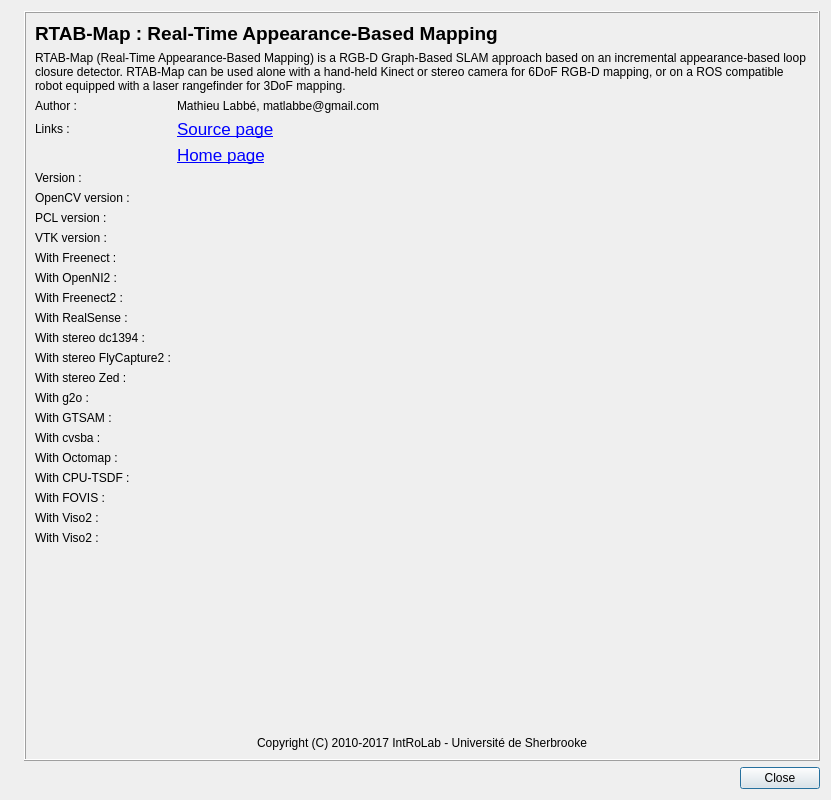
introlab/rtabmap, file guilib/src/ui/aboutDialog.ui: the form before one commit.
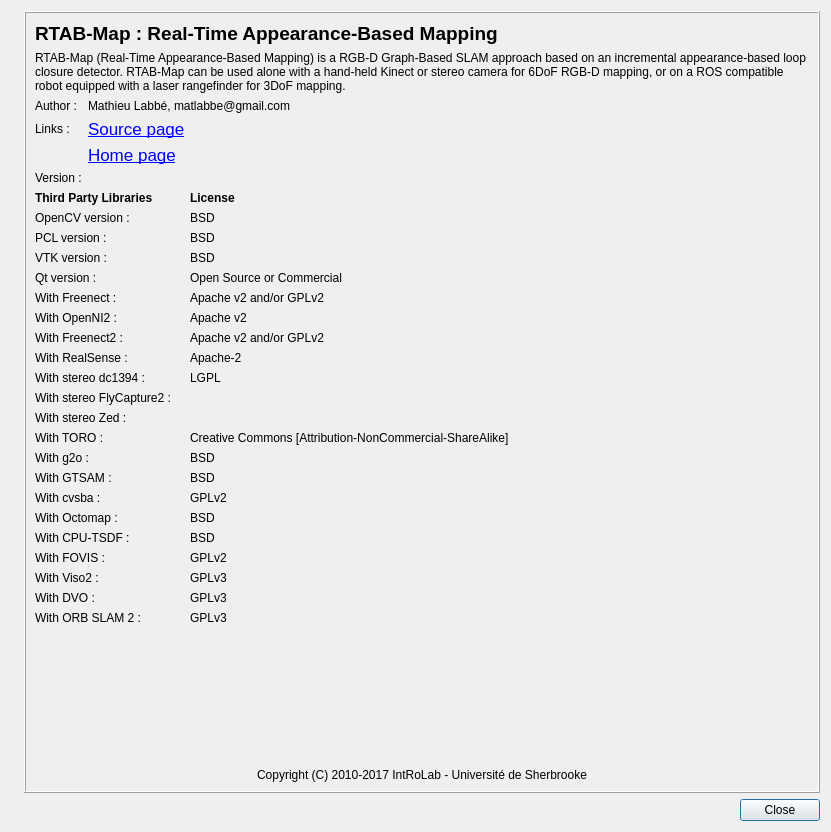
The form after the commit. Icons and pictures are not drawn.

Commit message: Integrated ORB_SLAM2 as an odometry approach Odom/Strategy=5.

```diff
--- a/guilib/src/ui/aboutDialog.ui
+++ b/guilib/src/ui/aboutDialog.ui
@@ -7,7 +7,7 @@
     <x>0</x>
     <y>0</y>
     <width>831</width>
-    <height>800</height>
+    <height>832</height>
    </rect>
   </property>
   <property name="sizePolicy">
@@ -82,21 +82,96 @@
         </item>
         <item>
          <layout class="QGridLayout" name="gridLayout" columnstretch="0,1">
-          <item row="23" column="0">
-           <widget class="QLabel" name="label_25">
+          <item row="0" column="0">
+           <widget class="QLabel" name="label_2">
             <property name="text">
-             <string>With FOVIS :</string>
+             <string>Author :</string>
             </property>
            </widget>
           </item>
-          <item row="3" column="0">
+          <item row="0" column="1">
+           <widget class="QLabel" name="label_8">
+            <property name="text">
+             <string>Mathieu Labbé, matlabbe@gmail.com</string>
+            </property>
+            <property name="alignment">
+             <set>Qt::AlignLeading|Qt::AlignLeft|Qt::AlignVCenter</set>
+            </property>
+           </widget>
+          </item>
+          <item row="1" column="0">
            <widget class="QLabel" name="label_4">
             <property name="text">
              <string>Links :</string>
             </property>
            </widget>
           </item>
-          <item row="9" column="1">
+          <item row="1" column="1">
+           <widget class="QLabel" name="label_HomePage_2">
+            <property name="text">
+             <string>&lt;!DOCTYPE HTML PUBLIC &quot;-//W3C//DTD HTML 4.0//EN&quot; &quot;http://www.w3.org/TR/REC-html40/strict.dtd&quot;&gt;
+&lt;html&gt;&lt;head&gt;&lt;meta name=&quot;qrichtext&quot; content=&quot;1&quot; /&gt;&lt;style type=&quot;text/css&quot;&gt;
+p, li { white-space: pre-wrap; }
+&lt;/style&gt;&lt;/head&gt;&lt;body style=&quot; font-family:'Lucida Grande'; font-size:13pt; font-weight:400; font-style:normal;&quot;&gt;
+&lt;p style=&quot; margin-top:0px; margin-bottom:0px; margin-left:0px; margin-right:0px; -qt-block-indent:0; text-indent:0px;&quot;&gt;&lt;a href=&quot;http://github.com/introlab/rtabmap&quot;&gt;&lt;span style=&quot; text-decoration: underline; color:#0000ff;&quot;&gt;Source page&lt;/span&gt;&lt;/a&gt;&lt;/p&gt;&lt;/body&gt;&lt;/html&gt;</string>
+            </property>
+            <property name="alignment">
+             <set>Qt::AlignLeading|Qt::AlignLeft|Qt::AlignVCenter</set>
+            </property>
+            <property name="openExternalLinks">
+             <bool>true</bool>
+            </property>
+           </widget>
+          </item>
+          <item row="2" column="1">
+           <widget class="QLabel" name="label_HomePage_3">
+            <property name="text">
+             <string>&lt;!DOCTYPE HTML PUBLIC &quot;-//W3C//DTD HTML 4.0//EN&quot; &quot;http://www.w3.org/TR/REC-html40/strict.dtd&quot;&gt;
+&lt;html&gt;&lt;head&gt;&lt;meta name=&quot;qrichtext&quot; content=&quot;1&quot; /&gt;&lt;style type=&quot;text/css&quot;&gt;
+p, li { white-space: pre-wrap; }
+&lt;/style&gt;&lt;/head&gt;&lt;body style=&quot; font-family:'Lucida Grande'; font-size:13pt; font-weight:400; font-style:normal;&quot;&gt;
+&lt;p style=&quot; margin-top:0px; margin-bottom:0px; margin-left:0px; margin-right:0px; -qt-block-indent:0; text-indent:0px;&quot;&gt;&lt;a href=&quot;http://introlab.github.io/rtabmap&quot;&gt;&lt;span style=&quot; text-decoration: underline; color:#0000ff;&quot;&gt;Home page&lt;/span&gt;&lt;/a&gt;&lt;/p&gt;&lt;/body&gt;&lt;/html&gt;</string>
+            </property>
+            <property name="alignment">
+             <set>Qt::AlignLeading|Qt::AlignLeft|Qt::AlignVCenter</set>
+            </property>
+            <property name="openExternalLinks">
+             <bool>true</bool>
+            </property>
+           </widget>
+          </item>
+          <item row="3" column="0">
+           <widget class="QLabel" name="label_6">
+            <property name="text">
+             <string>Version :</string>
+            </property>
+           </widget>
+          </item>
+          <item row="3" column="1">
+           <widget class="QLabel" name="label_version">
+            <property name="text">
+             <string/>
+            </property>
+            <property name="alignment">
+             <set>Qt::AlignLeading|Qt::AlignLeft|Qt::AlignVCenter</set>
+            </property>
+           </widget>
+          </item>
+         </layout>
+        </item>
+        <item>
+         <layout class="QGridLayout" name="gridLayout_2" columnstretch="0,0,1">
+          <item row="2" column="2">
+           <widget class="QLabel" name="label_pcl_license">
+            <property name="text">
+             <string>BSD</string>
+            </property>
+            <property name="wordWrap">
+             <bool>true</bool>
+            </property>
+           </widget>
+          </item>
+          <item row="2" column="1">
            <widget class="QLabel" name="label_pcl_version">
             <property name="text">
              <string/>
@@ -104,165 +179,354 @@
             <property name="alignment">
              <set>Qt::AlignLeading|Qt::AlignLeft|Qt::AlignVCenter</set>
             </property>
-           </widget>
-          </item>
-          <item row="20" column="1">
-           <widget class="QLabel" name="label_cvsba">
-            <property name="text">
-             <string/>
+            <property name="wordWrap">
+             <bool>true</bool>
             </property>
-            <property name="alignment">
-             <set>Qt::AlignLeading|Qt::AlignLeft|Qt::AlignVCenter</set>
-            </property>
            </widget>
           </item>
-          <item row="11" column="1">
-           <widget class="QLabel" name="label_freenect">
+          <item row="3" column="0">
+           <widget class="QLabel" name="label_23">
             <property name="text">
-             <string/>
+             <string>VTK version :</string>
             </property>
-            <property name="alignment">
-             <set>Qt::AlignLeading|Qt::AlignLeft|Qt::AlignVCenter</set>
+            <property name="wordWrap">
+             <bool>true</bool>
             </property>
            </widget>
           </item>
-          <item row="19" column="1">
-           <widget class="QLabel" name="label_gtsam">
+          <item row="6" column="1">
+           <widget class="QLabel" name="label_openni2">
             <property name="text">
              <string/>
             </property>
             <property name="alignment">
              <set>Qt::AlignLeading|Qt::AlignLeft|Qt::AlignVCenter</set>
             </property>
-           </widget>
-          </item>
-          <item row="16" column="1">
-           <widget class="QLabel" name="label_flycapture2">
-            <property name="text">
-             <string/>
+            <property name="wordWrap">
+             <bool>true</bool>
             </property>
-            <property name="alignment">
-             <set>Qt::AlignLeading|Qt::AlignLeft|Qt::AlignVCenter</set>
-            </property>
            </widget>
           </item>
-          <item row="21" column="1">
-           <widget class="QLabel" name="label_octomap">
-            <property name="text">
-             <string/>
-            </property>
-            <property name="alignment">
-             <set>Qt::AlignLeading|Qt::AlignLeft|Qt::AlignVCenter</set>
-            </property>
-           </widget>
-          </item>
-          <item row="13" column="0">
+          <item row="7" column="0">
            <widget class="QLabel" name="label_15">
             <property name="text">
              <string>With Freenect2 :</string>
             </property>
-           </widget>
-          </item>
-          <item row="12" column="0">
-           <widget class="QLabel" name="label_13">
-            <property name="text">
-             <string>With OpenNI2 :</string>
+            <property name="wordWrap">
+             <bool>true</bool>
             </property>
            </widget>
           </item>
           <item row="10" column="1">
-           <widget class="QLabel" name="label_vtk_version">
+           <widget class="QLabel" name="label_flycapture2">
             <property name="text">
              <string/>
             </property>
             <property name="alignment">
              <set>Qt::AlignLeading|Qt::AlignLeft|Qt::AlignVCenter</set>
             </property>
+            <property name="wordWrap">
+             <bool>true</bool>
+            </property>
            </widget>
           </item>
-          <item row="12" column="1">
-           <widget class="QLabel" name="label_openni2">
+          <item row="16" column="1">
+           <widget class="QLabel" name="label_octomap">
             <property name="text">
              <string/>
             </property>
             <property name="alignment">
              <set>Qt::AlignLeading|Qt::AlignLeft|Qt::AlignVCenter</set>
             </property>
+            <property name="wordWrap">
+             <bool>true</bool>
+            </property>
            </widget>
           </item>
-          <item row="9" column="0">
+          <item row="17" column="0">
+           <widget class="QLabel" name="label_24">
+            <property name="text">
+             <string>With CPU-TSDF :</string>
+            </property>
+            <property name="wordWrap">
+             <bool>true</bool>
+            </property>
+           </widget>
+          </item>
+          <item row="17" column="1">
+           <widget class="QLabel" name="label_cputsdf">
+            <property name="text">
+             <string/>
+            </property>
+            <property name="alignment">
+             <set>Qt::AlignLeading|Qt::AlignLeft|Qt::AlignVCenter</set>
+            </property>
+            <property name="wordWrap">
+             <bool>true</bool>
+            </property>
+           </widget>
+          </item>
+          <item row="18" column="0">
+           <widget class="QLabel" name="label_25">
+            <property name="text">
+             <string>With FOVIS :</string>
+            </property>
+            <property name="wordWrap">
+             <bool>true</bool>
+            </property>
+           </widget>
+          </item>
+          <item row="2" column="0">
            <widget class="QLabel" name="label_11">
             <property name="text">
              <string>PCL version :</string>
             </property>
+            <property name="wordWrap">
+             <bool>true</bool>
+            </property>
            </widget>
           </item>
-          <item row="17" column="0">
+          <item row="16" column="0">
+           <widget class="QLabel" name="label_20">
+            <property name="text">
+             <string>With Octomap :</string>
+            </property>
+            <property name="wordWrap">
+             <bool>true</bool>
+            </property>
+           </widget>
+          </item>
+          <item row="20" column="1">
+           <widget class="QLabel" name="label_dvo">
+            <property name="text">
+             <string/>
+            </property>
+            <property name="alignment">
+             <set>Qt::AlignLeading|Qt::AlignLeft|Qt::AlignVCenter</set>
+            </property>
+            <property name="wordWrap">
+             <bool>true</bool>
+            </property>
+           </widget>
+          </item>
+          <item row="21" column="0">
+           <widget class="QLabel" name="label_28">
+            <property name="text">
+             <string>With ORB SLAM 2 :</string>
+            </property>
+            <property name="wordWrap">
+             <bool>true</bool>
+            </property>
+           </widget>
+          </item>
+          <item row="21" column="1">
+           <widget class="QLabel" name="label_orbslam2">
+            <property name="text">
+             <string/>
+            </property>
+            <property name="alignment">
+             <set>Qt::AlignLeading|Qt::AlignLeft|Qt::AlignVCenter</set>
+            </property>
+            <property name="wordWrap">
+             <bool>true</bool>
+            </property>
+           </widget>
+          </item>
+          <item row="11" column="0">
            <widget class="QLabel" name="label_21">
             <property name="text">
              <string>With stereo Zed :</string>
             </property>
+            <property name="wordWrap">
+             <bool>true</bool>
+            </property>
+           </widget>
+          </item>
+          <item row="11" column="1">
+           <widget class="QLabel" name="label_zed">
+            <property name="text">
+             <string/>
+            </property>
+            <property name="alignment">
+             <set>Qt::AlignLeading|Qt::AlignLeft|Qt::AlignVCenter</set>
+            </property>
+            <property name="wordWrap">
+             <bool>true</bool>
+            </property>
+           </widget>
+          </item>
+          <item row="10" column="0">
+           <widget class="QLabel" name="label_17">
+            <property name="text">
+             <string>With stereo FlyCapture2 :</string>
+            </property>
+            <property name="wordWrap">
+             <bool>true</bool>
+            </property>
            </widget>
           </item>
           <item row="18" column="1">
-           <widget class="QLabel" name="label_g2o">
+           <widget class="QLabel" name="label_fovis">
             <property name="text">
              <string/>
             </property>
             <property name="alignment">
              <set>Qt::AlignLeading|Qt::AlignLeft|Qt::AlignVCenter</set>
             </property>
+            <property name="wordWrap">
+             <bool>true</bool>
+            </property>
            </widget>
           </item>
-          <item row="18" column="0">
+          <item row="19" column="0">
+           <widget class="QLabel" name="label_26">
+            <property name="text">
+             <string>With Viso2 :</string>
+            </property>
+            <property name="wordWrap">
+             <bool>true</bool>
+            </property>
+           </widget>
+          </item>
+          <item row="13" column="0">
            <widget class="QLabel" name="label_14">
             <property name="text">
              <string>With g2o :</string>
             </property>
+            <property name="wordWrap">
+             <bool>true</bool>
+            </property>
            </widget>
           </item>
-          <item row="17" column="1">
-           <widget class="QLabel" name="label_zed">
+          <item row="13" column="1">
+           <widget class="QLabel" name="label_g2o">
             <property name="text">
              <string/>
             </property>
             <property name="alignment">
              <set>Qt::AlignLeading|Qt::AlignLeft|Qt::AlignVCenter</set>
             </property>
+            <property name="wordWrap">
+             <bool>true</bool>
+            </property>
            </widget>
           </item>
-          <item row="20" column="0">
+          <item row="14" column="0">
+           <widget class="QLabel" name="label_19">
+            <property name="text">
+             <string>With GTSAM :</string>
+            </property>
+            <property name="wordWrap">
+             <bool>true</bool>
+            </property>
+           </widget>
+          </item>
+          <item row="14" column="1">
+           <widget class="QLabel" name="label_gtsam">
+            <property name="text">
+             <string/>
+            </property>
+            <property name="alignment">
+             <set>Qt::AlignLeading|Qt::AlignLeft|Qt::AlignVCenter</set>
+            </property>
+            <property name="wordWrap">
+             <bool>true</bool>
+            </property>
+           </widget>
+          </item>
+          <item row="15" column="0">
            <widget class="QLabel" name="label_18">
             <property name="text">
              <string>With cvsba :</string>
             </property>
+            <property name="wordWrap">
+             <bool>true</bool>
+            </property>
            </widget>
           </item>
-          <item row="8" column="0">
+          <item row="15" column="1">
+           <widget class="QLabel" name="label_cvsba">
+            <property name="text">
+             <string/>
+            </property>
+            <property name="alignment">
+             <set>Qt::AlignLeading|Qt::AlignLeft|Qt::AlignVCenter</set>
+            </property>
+            <property name="wordWrap">
+             <bool>true</bool>
+            </property>
+           </widget>
+          </item>
+          <item row="1" column="0">
            <widget class="QLabel" name="label_7">
             <property name="text">
              <string>OpenCV version :</string>
             </property>
+            <property name="wordWrap">
+             <bool>true</bool>
+            </property>
            </widget>
           </item>
-          <item row="15" column="0">
+          <item row="5" column="0">
+           <widget class="QLabel" name="label_12">
+            <property name="text">
+             <string>With Freenect :</string>
+            </property>
+            <property name="wordWrap">
+             <bool>true</bool>
+            </property>
+           </widget>
+          </item>
+          <item row="1" column="1">
+           <widget class="QLabel" name="label_opencv_version">
+            <property name="text">
+             <string/>
+            </property>
+            <property name="alignment">
+             <set>Qt::AlignLeading|Qt::AlignLeft|Qt::AlignVCenter</set>
+            </property>
+            <property name="wordWrap">
+             <bool>true</bool>
+            </property>
+           </widget>
+          </item>
+          <item row="9" column="1">
+           <widget class="QLabel" name="label_dc1394">
+            <property name="text">
+             <string/>
+            </property>
+            <property name="alignment">
+             <set>Qt::AlignLeading|Qt::AlignLeft|Qt::AlignVCenter</set>
+            </property>
+            <property name="wordWrap">
+             <bool>true</bool>
+            </property>
+           </widget>
+          </item>
+          <item row="9" column="0">
            <widget class="QLabel" name="label_16">
             <property name="text">
              <string>With stereo dc1394 :</string>
             </property>
+            <property name="wordWrap">
+             <bool>true</bool>
+            </property>
+           </widget>
+          </item>
+          <item row="3" column="1">
+           <widget class="QLabel" name="label_vtk_version">
+            <property name="text">
+             <string/>
+            </property>
+            <property name="alignment">
+             <set>Qt::AlignLeading|Qt::AlignLeft|Qt::AlignVCenter</set>
+            </property>
+            <property name="wordWrap">
+             <bool>true</bool>
+            </property>
            </widget>
           </item>
           <item row="7" column="1">
-           <widget class="QLabel" name="label_version">
-            <property name="text">
-             <string/>
-            </property>
-            <property name="alignment">
-             <set>Qt::AlignLeading|Qt::AlignLeft|Qt::AlignVCenter</set>
-            </property>
-           </widget>
-          </item>
-          <item row="13" column="1">
            <widget class="QLabel" name="label_freenect2">
             <property name="text">
              <string/>
@@ -270,164 +534,182 @@
             <property name="alignment">
              <set>Qt::AlignLeading|Qt::AlignLeft|Qt::AlignVCenter</set>
             </property>
-           </widget>
-          </item>
-          <item row="1" column="1">
-           <widget class="QLabel" name="label_8">
-            <property name="text">
-             <string>Mathieu Labbé, matlabbe@gmail.com</string>
+            <property name="wordWrap">
+             <bool>true</bool>
             </property>
-            <property name="alignment">
-             <set>Qt::AlignLeading|Qt::AlignLeft|Qt::AlignVCenter</set>
-            </property>
            </widget>
           </item>
-          <item row="14" column="0">
+          <item row="8" column="0">
            <widget class="QLabel" name="label_22">
             <property name="text">
              <string>With RealSense :</string>
             </property>
-           </widget>
-          </item>
-          <item row="14" column="1">
-           <widget class="QLabel" name="label_realsense">
-            <property name="text">
-             <string/>
-            </property>
-            <property name="alignment">
-             <set>Qt::AlignLeading|Qt::AlignLeft|Qt::AlignVCenter</set>
-            </property>
-           </widget>
-          </item>
-          <item row="7" column="0">
-           <widget class="QLabel" name="label_6">
-            <property name="text">
-             <string>Version :</string>
+            <property name="wordWrap">
+             <bool>true</bool>
             </property>
            </widget>
           </item>
           <item row="8" column="1">
-           <widget class="QLabel" name="label_opencv_version">
+           <widget class="QLabel" name="label_realsense">
             <property name="text">
              <string/>
             </property>
             <property name="alignment">
              <set>Qt::AlignLeading|Qt::AlignLeft|Qt::AlignVCenter</set>
             </property>
+            <property name="wordWrap">
+             <bool>true</bool>
+            </property>
            </widget>
           </item>
-          <item row="21" column="0">
-           <widget class="QLabel" name="label_20">
+          <item row="5" column="1">
+           <widget class="QLabel" name="label_freenect">
             <property name="text">
-             <string>With Octomap :</string>
+             <string/>
             </property>
+            <property name="alignment">
+             <set>Qt::AlignLeading|Qt::AlignLeft|Qt::AlignVCenter</set>
+            </property>
+            <property name="wordWrap">
+             <bool>true</bool>
+            </property>
            </widget>
           </item>
-          <item row="11" column="0">
-           <widget class="QLabel" name="label_12">
+          <item row="1" column="2">
+           <widget class="QLabel" name="label_opencv_license">
             <property name="text">
-             <string>With Freenect :</string>
+             <string>BSD</string>
             </property>
+            <property name="wordWrap">
+             <bool>true</bool>
+            </property>
            </widget>
           </item>
-          <item row="1" column="0">
-           <widget class="QLabel" name="label_2">
+          <item row="7" column="2">
+           <widget class="QLabel" name="label_freenect2_license">
             <property name="text">
-             <string>Author :</string>
+             <string>Apache v2 and/or GPLv2</string>
             </property>
+            <property name="wordWrap">
+             <bool>true</bool>
+            </property>
            </widget>
           </item>
-          <item row="16" column="0">
-           <widget class="QLabel" name="label_17">
+          <item row="0" column="2">
+           <widget class="QLabel" name="label_31">
             <property name="text">
-             <string>With stereo FlyCapture2 :</string>
+             <string>&lt;html&gt;&lt;head/&gt;&lt;body&gt;&lt;p&gt;&lt;span style=&quot; font-weight:600;&quot;&gt;License&lt;/span&gt;&lt;/p&gt;&lt;/body&gt;&lt;/html&gt;</string>
             </property>
+            <property name="wordWrap">
+             <bool>true</bool>
+            </property>
            </widget>
           </item>
-          <item row="15" column="1">
-           <widget class="QLabel" name="label_dc1394">
+          <item row="6" column="2">
+           <widget class="QLabel" name="label_openni2_license">
             <property name="text">
-             <string/>
+             <string>Apache v2</string>
             </property>
-            <property name="alignment">
-             <set>Qt::AlignLeading|Qt::AlignLeft|Qt::AlignVCenter</set>
+            <property name="wordWrap">
+             <bool>true</bool>
             </property>
            </widget>
           </item>
-          <item row="10" column="0">
-           <widget class="QLabel" name="label_23">
+          <item row="0" column="0">
+           <widget class="QLabel" name="label_32">
             <property name="text">
-             <string>VTK version :</string>
+             <string>&lt;html&gt;&lt;head/&gt;&lt;body&gt;&lt;p&gt;&lt;span style=&quot; font-weight:600;&quot;&gt;Third Party Libraries&lt;/span&gt;&lt;/p&gt;&lt;/body&gt;&lt;/html&gt;</string>
             </property>
+            <property name="textFormat">
+             <enum>Qt::RichText</enum>
+            </property>
+            <property name="wordWrap">
+             <bool>true</bool>
+            </property>
            </widget>
           </item>
-          <item row="19" column="0">
-           <widget class="QLabel" name="label_19">
+          <item row="5" column="2">
+           <widget class="QLabel" name="label_freenect_license">
             <property name="text">
-             <string>With GTSAM :</string>
+             <string>Apache v2 and/or GPLv2</string>
             </property>
+            <property name="wordWrap">
+             <bool>true</bool>
+            </property>
            </widget>
           </item>
-          <item row="22" column="0">
-           <widget class="QLabel" name="label_24">
+          <item row="3" column="2">
+           <widget class="QLabel" name="label_vtk_license">
             <property name="text">
-             <string>With CPU-TSDF :</string>
+             <string>BSD</string>
             </property>
+            <property name="wordWrap">
+             <bool>true</bool>
+            </property>
            </widget>
           </item>
-          <item row="3" column="1">
-           <widget class="QLabel" name="label_HomePage_2">
+          <item row="8" column="2">
+           <widget class="QLabel" name="label_realsense_license">
             <property name="text">
-             <string>&lt;!DOCTYPE HTML PUBLIC &quot;-//W3C//DTD HTML 4.0//EN&quot; &quot;http://www.w3.org/TR/REC-html40/strict.dtd&quot;&gt;
-&lt;html&gt;&lt;head&gt;&lt;meta name=&quot;qrichtext&quot; content=&quot;1&quot; /&gt;&lt;style type=&quot;text/css&quot;&gt;
-p, li { white-space: pre-wrap; }
-&lt;/style&gt;&lt;/head&gt;&lt;body style=&quot; font-family:'Lucida Grande'; font-size:13pt; font-weight:400; font-style:normal;&quot;&gt;
-&lt;p style=&quot; margin-top:0px; margin-bottom:0px; margin-left:0px; margin-right:0px; -qt-block-indent:0; text-indent:0px;&quot;&gt;&lt;a href=&quot;http://github.com/introlab/rtabmap&quot;&gt;&lt;span style=&quot; text-decoration: underline; color:#0000ff;&quot;&gt;Source page&lt;/span&gt;&lt;/a&gt;&lt;/p&gt;&lt;/body&gt;&lt;/html&gt;</string>
+             <string>Apache-2</string>
             </property>
-            <property name="alignment">
-             <set>Qt::AlignLeading|Qt::AlignLeft|Qt::AlignVCenter</set>
+            <property name="wordWrap">
+             <bool>true</bool>
             </property>
-            <property name="openExternalLinks">
+           </widget>
+          </item>
+          <item row="16" column="2">
+           <widget class="QLabel" name="label_octomap_license">
+            <property name="text">
+             <string>BSD</string>
+            </property>
+            <property name="wordWrap">
              <bool>true</bool>
             </property>
            </widget>
           </item>
-          <item row="24" column="0">
-           <widget class="QLabel" name="label_26">
+          <item row="17" column="2">
+           <widget class="QLabel" name="label_cputsdf_license">
             <property name="text">
-             <string>With Viso2 :</string>
+             <string>BSD</string>
             </property>
+            <property name="wordWrap">
+             <bool>true</bool>
+            </property>
            </widget>
           </item>
-          <item row="4" column="1">
-           <widget class="QLabel" name="label_HomePage_3">
+          <item row="18" column="2">
+           <widget class="QLabel" name="label_fovis_license">
             <property name="text">
-             <string>&lt;!DOCTYPE HTML PUBLIC &quot;-//W3C//DTD HTML 4.0//EN&quot; &quot;http://www.w3.org/TR/REC-html40/strict.dtd&quot;&gt;
-&lt;html&gt;&lt;head&gt;&lt;meta name=&quot;qrichtext&quot; content=&quot;1&quot; /&gt;&lt;style type=&quot;text/css&quot;&gt;
-p, li { white-space: pre-wrap; }
-&lt;/style&gt;&lt;/head&gt;&lt;body style=&quot; font-family:'Lucida Grande'; font-size:13pt; font-weight:400; font-style:normal;&quot;&gt;
-&lt;p style=&quot; margin-top:0px; margin-bottom:0px; margin-left:0px; margin-right:0px; -qt-block-indent:0; text-indent:0px;&quot;&gt;&lt;a href=&quot;http://introlab.github.io/rtabmap&quot;&gt;&lt;span style=&quot; text-decoration: underline; color:#0000ff;&quot;&gt;Home page&lt;/span&gt;&lt;/a&gt;&lt;/p&gt;&lt;/body&gt;&lt;/html&gt;</string>
+             <string>GPLv2</string>
             </property>
-            <property name="alignment">
-             <set>Qt::AlignLeading|Qt::AlignLeft|Qt::AlignVCenter</set>
+            <property name="wordWrap">
+             <bool>true</bool>
             </property>
-            <property name="openExternalLinks">
+           </widget>
+          </item>
+          <item row="19" column="2">
+           <widget class="QLabel" name="label_viso2_license">
+            <property name="text">
+             <string>GPLv3</string>
+            </property>
+            <property name="wordWrap">
              <bool>true</bool>
             </property>
            </widget>
           </item>
-          <item row="22" column="1">
-           <widget class="QLabel" name="label_cputsdf">
+          <item row="20" column="2">
+           <widget class="QLabel" name="label_dvo_license">
             <property name="text">
-             <string/>
+             <string>GPLv3</string>
             </property>
-            <property name="alignment">
-             <set>Qt::AlignLeading|Qt::AlignLeft|Qt::AlignVCenter</set>
+            <property name="wordWrap">
+             <bool>true</bool>
             </property>
            </widget>
           </item>
-          <item row="23" column="1">
-           <widget class="QLabel" name="label_fovis">
+          <item row="12" column="1">
+           <widget class="QLabel" name="label_toro">
             <property name="text">
              <string/>
             </property>
@@ -436,7 +718,47 @@
             </property>
            </widget>
           </item>
-          <item row="24" column="1">
+          <item row="9" column="2">
+           <widget class="QLabel" name="label_dc1394_license">
+            <property name="text">
+             <string>LGPL</string>
+            </property>
+            <property name="wordWrap">
+             <bool>true</bool>
+            </property>
+           </widget>
+          </item>
+          <item row="12" column="2">
+           <widget class="QLabel" name="label_toro_license">
+            <property name="text">
+             <string>Creative Commons [Attribution-NonCommercial-ShareAlike]</string>
+            </property>
+            <property name="wordWrap">
+             <bool>true</bool>
+            </property>
+           </widget>
+          </item>
+          <item row="12" column="0">
+           <widget class="QLabel" name="label_77">
+            <property name="text">
+             <string>With TORO :</string>
+            </property>
+            <property name="wordWrap">
+             <bool>true</bool>
+            </property>
+           </widget>
+          </item>
+          <item row="6" column="0">
+           <widget class="QLabel" name="label_13">
+            <property name="text">
+             <string>With OpenNI2 :</string>
+            </property>
+            <property name="wordWrap">
+             <bool>true</bool>
+            </property>
+           </widget>
+          </item>
+          <item row="19" column="1">
            <widget class="QLabel" name="label_viso2">
             <property name="text">
              <string/>
@@ -444,22 +766,91 @@
             <property name="alignment">
              <set>Qt::AlignLeading|Qt::AlignLeft|Qt::AlignVCenter</set>
             </property>
+            <property name="wordWrap">
+             <bool>true</bool>
+            </property>
            </widget>
           </item>
-          <item row="25" column="0">
+          <item row="20" column="0">
            <widget class="QLabel" name="label_27">
             <property name="text">
-             <string>With Viso2 :</string>
+             <string>With DVO :</string>
             </property>
+            <property name="wordWrap">
+             <bool>true</bool>
+            </property>
            </widget>
           </item>
-          <item row="25" column="1">
-           <widget class="QLabel" name="label_dvo">
+          <item row="4" column="0">
+           <widget class="QLabel" name="label_79">
+            <property name="text">
+             <string>Qt version :</string>
+            </property>
+            <property name="wordWrap">
+             <bool>true</bool>
+            </property>
+           </widget>
+          </item>
+          <item row="4" column="2">
+           <widget class="QLabel" name="label_qt_license">
+            <property name="text">
+             <string>Open Source or Commercial</string>
+            </property>
+            <property name="wordWrap">
+             <bool>true</bool>
+            </property>
+           </widget>
+          </item>
+          <item row="4" column="1">
+           <widget class="QLabel" name="label_qt_version">
             <property name="text">
              <string/>
             </property>
             <property name="alignment">
              <set>Qt::AlignLeading|Qt::AlignLeft|Qt::AlignVCenter</set>
+            </property>
+            <property name="wordWrap">
+             <bool>true</bool>
+            </property>
+           </widget>
+          </item>
+          <item row="13" column="2">
+           <widget class="QLabel" name="label_g2o_license">
+            <property name="text">
+             <string>BSD</string>
+            </property>
+            <property name="wordWrap">
+             <bool>true</bool>
+            </property>
+           </widget>
+          </item>
+          <item row="14" column="2">
+           <widget class="QLabel" name="label_gtsam_license">
+            <property name="text">
+             <string>BSD</string>
+            </property>
+            <property name="wordWrap">
+             <bool>true</bool>
+            </property>
+           </widget>
+          </item>
+          <item row="15" column="2">
+           <widget class="QLabel" name="label_cvsba_license">
+            <property name="text">
+             <string>GPLv2</string>
+            </property>
+            <property name="wordWrap">
+             <bool>true</bool>
+            </property>
+           </widget>
+          </item>
+          <item row="21" column="2">
+           <widget class="QLabel" name="label_orbslam2_license">
+            <property name="text">
+             <string>GPLv3</string>
+            </property>
+            <property name="wordWrap">
+             <bool>true</bool>
             </property>
            </widget>
           </item>
```
Left out of the diff: 5 changed lines with no effect on the pictures. The commit also changes 15 other files.
